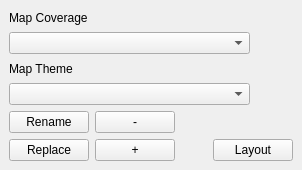
Before: the Qt Designer form thematic_maps_dockwidget_base.ui in LBI-brown/thematic-maps, drawn with Qt 5.
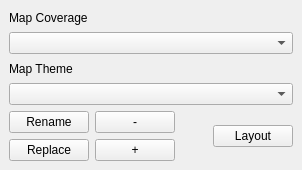
After: the same form once the commit is applied.

Patch:
```diff
--- a/thematic_maps_dockwidget_base.ui
+++ b/thematic_maps_dockwidget_base.ui
@@ -93,7 +93,7 @@
       </property>
      </widget>
     </item>
-    <item row="5" column="4" colspan="2">
+    <item row="4" column="4" rowspan="2">
      <widget class="QPushButton" name="pushButton_layout">
       <property name="toolTip">
        <string>Create and configure print layout</string>
```
